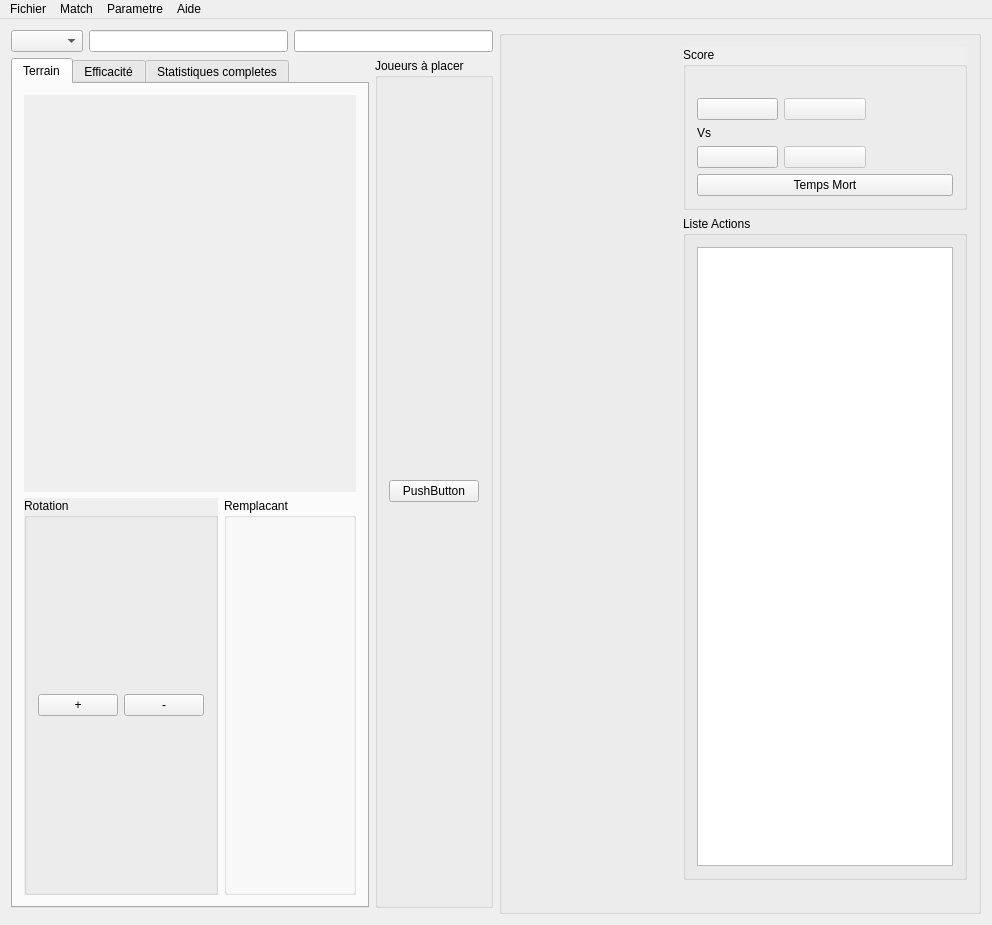
Old version of the form ui/ecran.ui in the repository flagage/volleyclubstats.
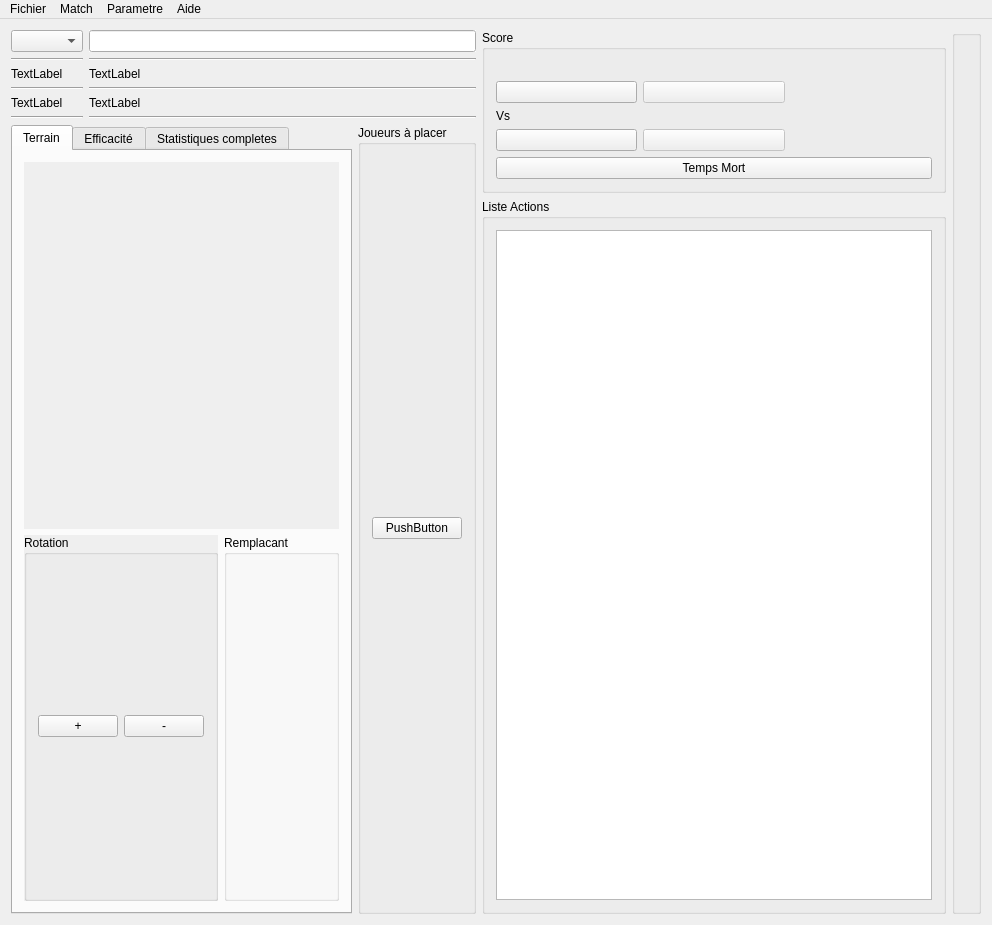
New version of the form. Icons and pictures are not drawn.

```diff
--- a/ui/ecran.ui
+++ b/ui/ecran.ui
@@ -30,17 +30,79 @@
    <property name="autoFillBackground">
     <bool>true</bool>
    </property>
+   <layout class="QGridLayout" name="gridLayout_8">
+    <item row="0" column="0">
+     <layout class="QGridLayout" name="gridLayout_4">
+      <item row="0" column="0">
    <layout class="QGridLayout" name="gridLayout_2">
     <item row="0" column="0">
-     <layout class="QGridLayout" name="gridLayout_11">
-      <item row="2" column="1">
        <widget class="QComboBox" name="comboBox">
         <property name="toolTip">
          <string>Action</string>
         </property>
        </widget>
       </item>
-      <item row="2" column="3">
+        <item row="1" column="0">
+         <widget class="Line" name="line">
+          <property name="orientation">
+           <enum>Qt::Horizontal</enum>
+          </property>
+         </widget>
+        </item>
+        <item row="2" column="0">
+         <widget class="QLabel" name="label_3">
+          <property name="text">
+           <string>TextLabel</string>
+          </property>
+         </widget>
+        </item>
+        <item row="3" column="0">
+         <widget class="Line" name="line_8">
+          <property name="orientation">
+           <enum>Qt::Horizontal</enum>
+          </property>
+         </widget>
+        </item>
+        <item row="4" column="0">
+         <widget class="QLabel" name="label_5">
+          <property name="text">
+           <string>TextLabel</string>
+          </property>
+         </widget>
+        </item>
+        <item row="5" column="0">
+         <widget class="Line" name="line_3">
+          <property name="orientation">
+           <enum>Qt::Horizontal</enum>
+          </property>
+         </widget>
+        </item>
+       </layout>
+      </item>
+      <item row="0" column="1">
+       <layout class="QGridLayout" name="gridLayout">
+        <item row="2" column="0">
+         <widget class="QLabel" name="label_11">
+          <property name="text">
+           <string>TextLabel</string>
+          </property>
+         </widget>
+        </item>
+        <item row="3" column="0">
+         <widget class="Line" name="line_9">
+          <property name="orientation">
+           <enum>Qt::Horizontal</enum>
+          </property>
+         </widget>
+        </item>
+        <item row="4" column="0">
+         <widget class="QLabel" name="label_12">
+          <property name="text">
+           <string>TextLabel</string>
+          </property>
+         </widget>
+        </item>
+        <item row="0" column="0">
        <widget class="QLineEdit" name="lineEdit">
         <property name="toolTip">
          <string>Joueur Valeur</string>
@@ -50,22 +112,25 @@
         </property>
        </widget>
       </item>
-      <item row="2" column="4">
-       <widget class="QLineEdit" name="lineEdit_PBP">
-        <property name="toolTip">
-         <string>Position Base Passe(A+R)</string>
+        <item row="1" column="0">
+         <widget class="Line" name="line_7">
+          <property name="orientation">
+           <enum>Qt::Horizontal</enum>
         </property>
        </widget>
       </item>
-     </layout>
-    </item>
-    <item row="0" column="1" rowspan="3">
-     <widget class="QGroupBox" name="groupBox_7">
-      <property name="title">
-       <string/>
-      </property>
-      <layout class="QGridLayout" name="gridLayout">
-       <item row="0" column="1">
+        <item row="5" column="0">
+         <widget class="Line" name="line_10">
+          <property name="orientation">
+           <enum>Qt::Horizontal</enum>
+          </property>
+         </widget>
+        </item>
+       </layout>
+      </item>
+     </layout>
+    </item>
+    <item row="0" column="1" rowspan="2">
         <layout class="QGridLayout" name="gridLayout_15">
          <item row="0" column="0">
           <widget class="QGroupBox" name="groupBox_2">
@@ -76,7 +141,7 @@
             <string>Score</string>
            </property>
            <layout class="QGridLayout" name="gridLayout_6">
-            <item row="1" column="0">
+         <item row="0" column="0">
              <layout class="QGridLayout" name="gridLayout_3">
               <item row="2" column="2">
                <layout class="QGridLayout" name="gridLayout_16">
@@ -177,7 +242,7 @@
               </item>
              </layout>
             </item>
-            <item row="2" column="0">
+         <item row="1" column="0">
              <widget class="QPushButton" name="pushButton_TM">
               <property name="text">
                <string>Temps Mort</string>
@@ -214,20 +279,11 @@
          </item>
         </layout>
        </item>
-       <item row="1" column="0">
-        <spacer name="horizontalSpacer">
-         <property name="orientation">
-          <enum>Qt::Horizontal</enum>
-         </property>
-         <property name="sizeHint" stdset="0">
-          <size>
-           <width>40</width>
-           <height>20</height>
-          </size>
-         </property>
-        </spacer>
-       </item>
-      </layout>
+    <item row="0" column="2" rowspan="2">
+     <widget class="QGroupBox" name="groupBox_7">
+      <property name="title">
+       <string/>
+      </property>
      </widget>
     </item>
     <item row="1" column="0">
```
Left out of the diff: 3 changed lines with no effect on the pictures. Lines whose indentation alone changed are shown as unchanged.
